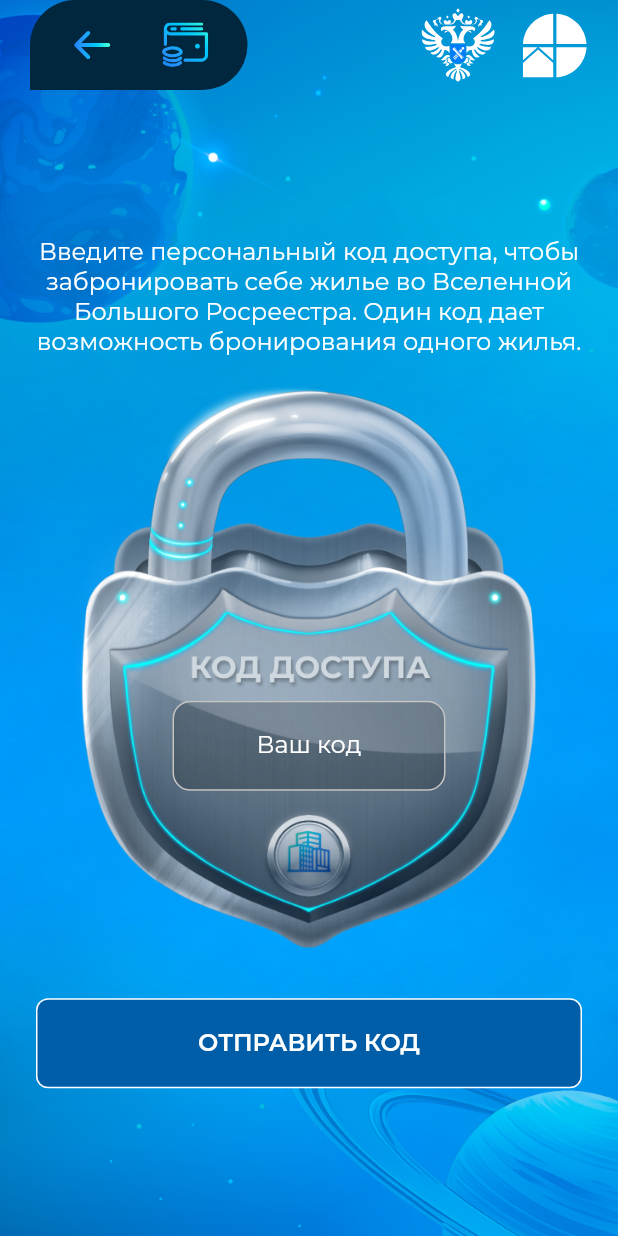
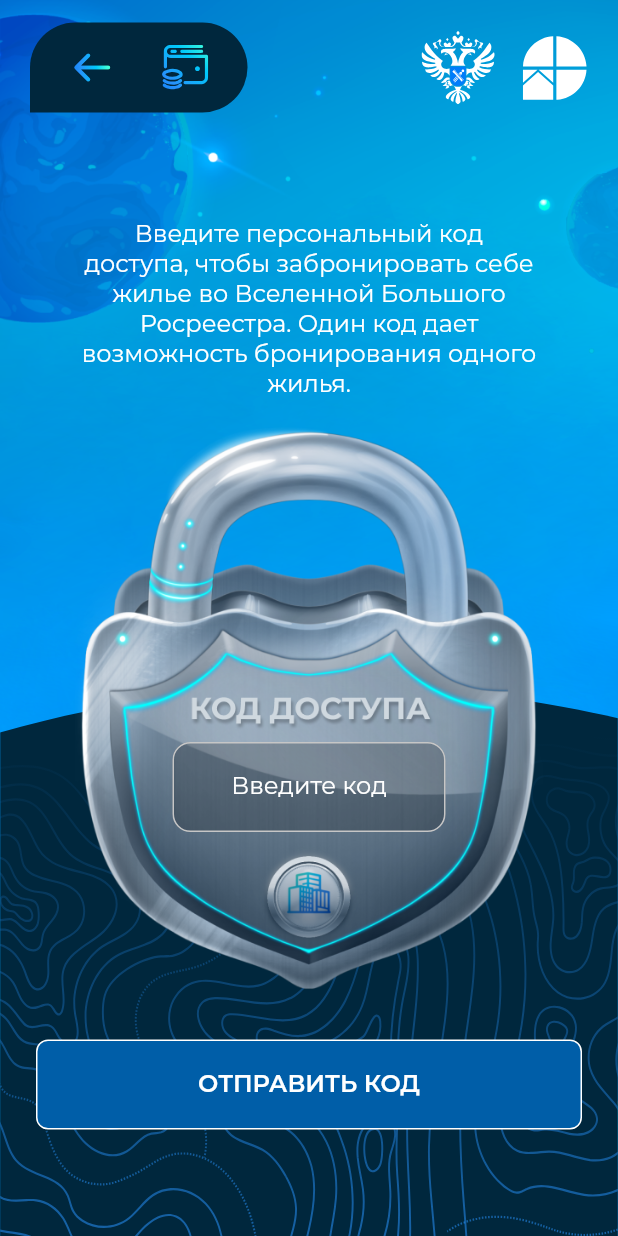
Before and after one commit to Nikolay-leukhin/GalaxyRuData, a Flutter app: the screen it shows after launch, on a phone screen of 412 x 824 dp. Run offline on Flutter 3.47's test engine with Material 2 defaults, Android fonts, the phone set to English and light mode, and no system bars; our stand-ins replace bloc, dio, flutter_bloc, flutter_dotenv, flutter_svg, google_fonts and 3 more; accounts and stored records are empty.

Commit message:
lock_screen.dart with new scaffold

```diff
--- a/lib/feature/access_code/ui/lock_screen.dart
+++ b/lib/feature/access_code/ui/lock_screen.dart
@@ -1,6 +1,7 @@
 import 'package:flutter/material.dart';
 import 'package:flutter_svg/flutter_svg.dart';
 import 'package:galaxy_rudata/widgets/app_bars/main_app_bar.dart';
+import 'package:galaxy_rudata/widgets/scaffolds/main_scaffold.dart';
 
 import '../../../utils/utils.dart';
 import '../../../widgets/app_bar_items/actions_container.dart';
@@ -25,18 +26,8 @@
   Widget build(BuildContext context) {
     final size = MediaQuery.sizeOf(context);
     final lockHeight = (size.width - 100) * 334 / 275;
-    return Container(
-      decoration: const BoxDecoration(
-          image: DecorationImage(
-              fit: BoxFit.cover,
-              image: AssetImage("assets/images/auth_background.png"))),
-      child: GestureDetector(
-        onTap: () {
-          FocusScope.of(context).unfocus();
-        },
-        child: Scaffold(
-          resizeToAvoidBottomInset: false,
-          backgroundColor: Colors.transparent,
+    return MainScaffold(
+      isBottomImage: true,
       appBar: MainAppBar(context,),
       body: Padding(
         padding: const EdgeInsets.symmetric(horizontal: 24),
@@ -44,10 +35,13 @@
           child: Column(
             mainAxisSize: MainAxisSize.min,
             children: [
-                  Text(
+              Padding(
+                padding: const EdgeInsets.symmetric(horizontal: 30),
+                child: Text(
                   _lockMessage,
                   style: AppTypography.font16w400,
                   textAlign: TextAlign.center,
+                ),
               ),
               const SizedBox(
                 height: 16,
@@ -70,7 +64,7 @@
                             controller: codeController,
                             keyboardType:
                                 const TextInputType.numberWithOptions(),
-                                hintText: 'Ваш код',
+                            hintText: 'Введите код',
                             width: size.width - 230),
                       ),
                     ),
@@ -91,8 +85,6 @@
           ),
         ),
       ),
-        ),
-      ),
     );
   }
 }
--- a/lib/widgets/scaffolds/main_scaffold.dart
+++ b/lib/widgets/scaffolds/main_scaffold.dart
@@ -27,12 +27,13 @@
             isBottomImage ? Container(
                 alignment: Alignment.bottomCenter,
                 child: SvgPicture.asset(
-                  'assets/icons/bottom_back.svg',
+                  'assets/icons/bottom_bcg.svg',
                   width: size.width,
                   height: size.width * 0.89,
                 )) : Container(),
             SafeArea(
               child: Scaffold(
+                resizeToAvoidBottomInset: false,
                 backgroundColor: Colors.transparent,
                 appBar: appBar,
                 body: body,
--- a/lib/widgets/text_fields/access_code_field.dart
+++ b/lib/widgets/text_fields/access_code_field.dart
@@ -36,6 +36,7 @@
       width: widget.width,
       height: widget.height,
       child: TextFormField(
+        cursorColor: Colors.white,
         maxLines: widget.maxLines,
         keyboardType: widget.keyboardType,
         autofocus: false,
```
Also changed, not shown: lib/feature/access_code/ui/congratulations_booked_accommodation.dart (added, +17 -0 lines), assets/icons/bottom_bcg.svg (renamed from assets/icons/bottom_back.svg). Lines whose indentation alone changed are shown as unchanged.
